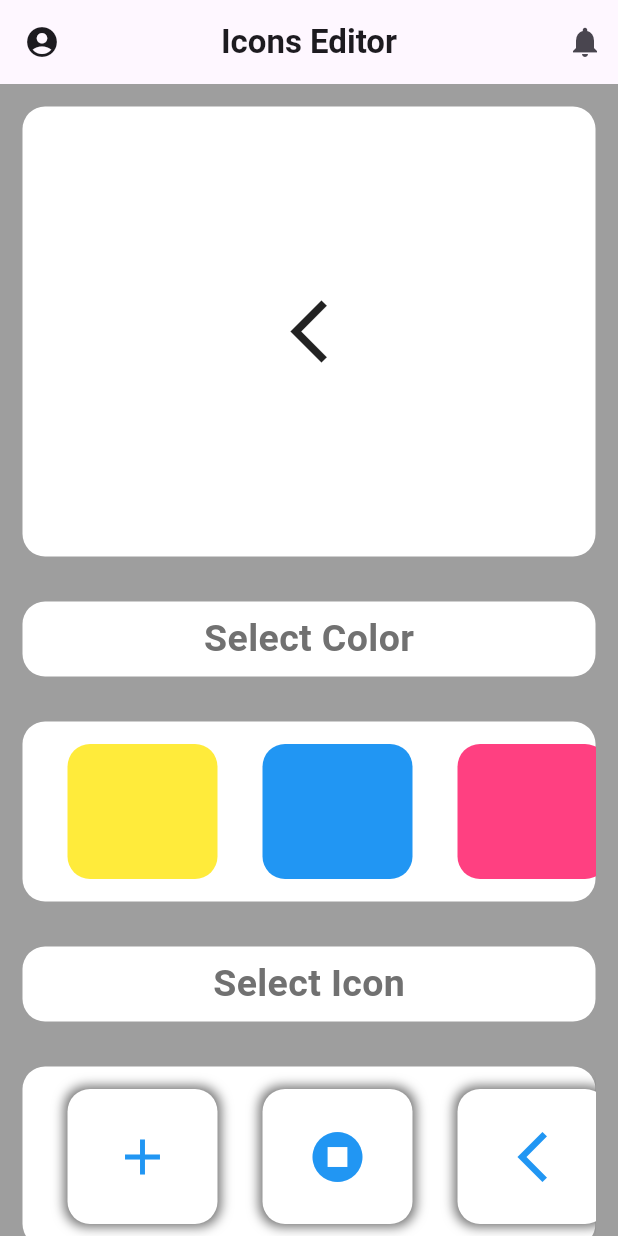
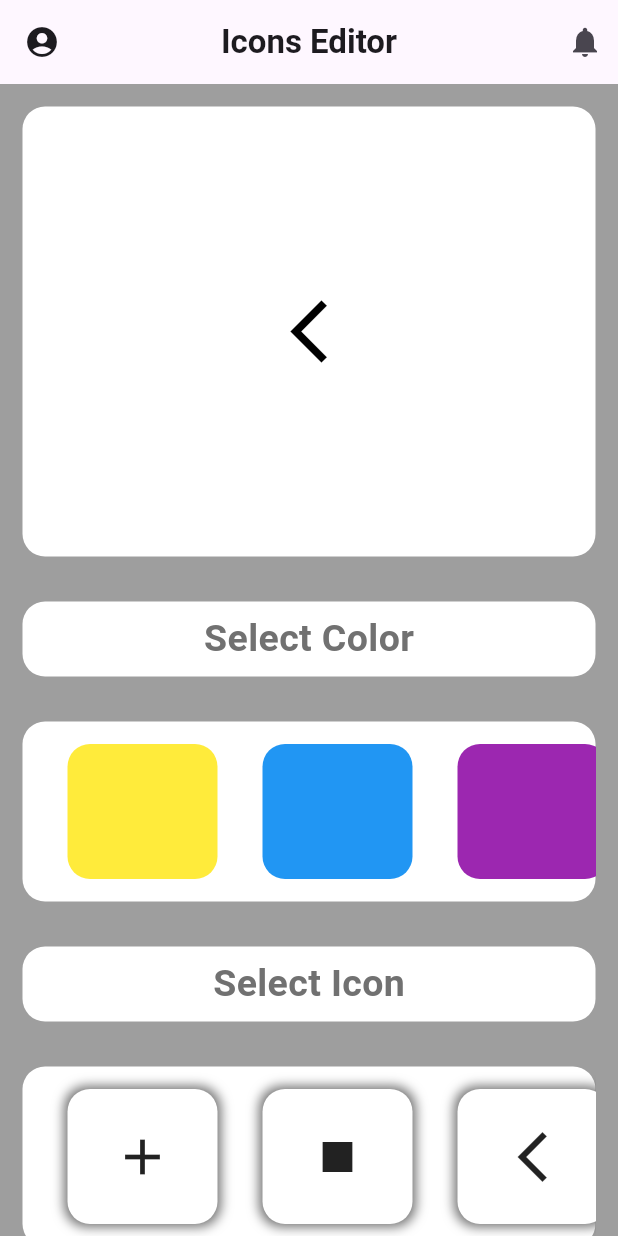
Before and after one commit to Sahilk0809/counter_app, a Flutter app: the HomeScreen screen opened directly, on a phone screen of 412 x 824 dp. Run offline on Flutter 3.47's test engine with Material 3 defaults, Android fonts, the phone set to English and light mode, and no system bars.

Commit message:
10-04-2024

```diff
--- /dev/null
+++ b/lib/home/component/icons_editor_method.dart
@@ -0,0 +1,102 @@
+import 'package:flutter/Material.dart';
+
+Container ofText({required t1}) {
+  return Container(
+    alignment: Alignment.center,
+    margin: const EdgeInsets.all(15),
+    height: 50,
+    width: double.infinity,
+    decoration: const BoxDecoration(
+      color: Colors.white,
+      borderRadius: BorderRadius.all(
+        Radius.circular(15),
+      ),
+    ),
+    child: Text(
+      '$t1',
+      style: const TextStyle(
+        fontWeight: FontWeight.w600,
+        color: Color(0xff717171),
+        fontSize: 25,
+      ),
+    ),
+  );
+}
+
+Container colorBox({required c1}) {
+  return Container(
+    alignment: Alignment.center,
+    margin: const EdgeInsets.all(15),
+    height: 100,
+    width: 100,
+    decoration: BoxDecoration(
+      color: c1,
+      borderRadius: const BorderRadius.all(
+        Radius.circular(15),
+      ),
+    ),
+  );
+}
+
+Container iconBox({required i1}) {
+  return Container(
+    alignment: Alignment.center,
+    margin: const EdgeInsets.all(15),
+    height: 100,
+    width: 100,
+    decoration: const BoxDecoration(
+      color: Colors.white,
+      borderRadius: BorderRadius.all(
+        Radius.circular(15),
+      ),
+      boxShadow: [
+        BoxShadow(
+          color: Color(0xff717171),
+          spreadRadius: 2,
+          blurRadius: 6,
+        ),
+      ],
+    ),
+    child: i1,
+  );
+}
+
+List colorList = [
+  Colors.yellow,
+  Colors.blue,
+  Colors.purple,
+  Colors.red,
+  Colors.grey
+];
+Color selectColor = Colors.black;
+Icon selectIcons = const Icon(Icons.arrow_back_ios_new);
+List iconList = [
+  const Icon(
+    Icons.add,
+    size: 40,
+  ),
+  const Icon(
+    Icons.stop,
+    size: 40,
+  ),
+  const Icon(
+    Icons.arrow_back_ios_new,
+    size: 40,
+  ),
+  const Icon(
+    Icons.arrow_forward_ios,
+    size: 40,
+  ),
+  const Icon(
+    Icons.alarm,
+    size: 40,
+  ),
+  const Icon(
+    Icons.call,
+    size: 40,
+  ),
+  const Icon(
+    Icons.search,
+    size: 40,
+  )
+];
--- a/lib/icons_editor.dart
+++ b/lib/icons_editor.dart
@@ -1,4 +1,6 @@
 import 'package:flutter/Material.dart';
+
+import 'home/component/icons_editor_method.dart';
 
 void main() {
   runApp(MyApp());
@@ -52,7 +54,8 @@ class _HomeScreenState extends State<HomeScreen> {
       body: Column(
         children: [
           Container(
-                margin: EdgeInsets.all(15),
+            // Icon container...
+            margin: const EdgeInsets.all(15),
             height: 300,
             width: double.infinity,
             decoration: const BoxDecoration(
@@ -61,9 +64,10 @@ class _HomeScreenState extends State<HomeScreen> {
                 Radius.circular(15),
               ),
             ),
-                child: const Icon(
+            child: Icon(
               Icons.arrow_back_ios_new,
               size: 50,
+              color: selectColor,
             ),
           ),
           ofText(t1: 'Select Color'),
@@ -83,14 +87,17 @@ class _HomeScreenState extends State<HomeScreen> {
               child: Padding(
                 padding: const EdgeInsets.only(left: 15),
                 child: Row(
-                      children: [
-                        colorBox(c1: Colors.yellow),
-                        colorBox(c1: Colors.blue),
-                        colorBox(c1: Colors.pinkAccent),
-                        colorBox(c1: Colors.purple),
-                        colorBox(c1: Colors.grey),
-                        colorBox(c1: Colors.red),
-                      ],
+                  //generating the list of the colors...
+                  children: List.generate(
+                    colorList.length,
+                    (index) => GestureDetector(
+                        onTap: () {
+                          setState(() {
+                            selectColor = colorList[index];
+                          });
+                        },
+                        child: colorBox(c1: colorList[index])),
+                  ),
                 ),
               ),
             ),
@@ -112,50 +119,16 @@ class _HomeScreenState extends State<HomeScreen> {
               child: Padding(
                 padding: const EdgeInsets.only(left: 15),
                 child: Row(
-                      children: [
-                        selectIcon(
-                            i1: const Icon(
-                              Icons.add,
-                              size: 40,
-                              color: Colors.blue,
-                            )),
-                        selectIcon(
-                            i1: const Icon(
-                              Icons.stop_circle,
-                              size: 40,
-                              color: Colors.blue,
-                            )),
-                        selectIcon(
-                            i1: const Icon(
-                              Icons.arrow_back_ios_new,
-                              size: 40,
-                              color: Colors.blue,
-                            )),
-                        selectIcon(
-                            i1: const Icon(
-                              Icons.arrow_forward_ios,
-                              size: 40,
-                              color: Colors.blue,
-                            )),
-                        selectIcon(
-                            i1: const Icon(
-                              Icons.alarm,
-                              size: 40,
-                              color: Colors.blue,
-                            )),
-                        selectIcon(
-                            i1: const Icon(
-                              Icons.call,
-                              size: 40,
-                              color: Colors.blue,
-                            )),
-                        selectIcon(
-                            i1: const Icon(
-                              Icons.search,
-                              size: 40,
-                              color: Colors.blue,
-                            )),
-                      ],
+                  //generating the list of the icons...
+                  children: List.generate(
+                    iconList.length,
+                    (index) => GestureDetector(
+                      onTap: () {
+                        selectIcons = iconList[index];
+                      },
+                      child: iconBox(i1: iconList[index]),
+                    ),
+                  ),
                 ),
               ),
             ),
@@ -164,64 +137,4 @@ class _HomeScreenState extends State<HomeScreen> {
       ),
     ));
   }
-
-  Container ofText({required t1}) {
-    return Container(
-      alignment: Alignment.center,
-      margin: const EdgeInsets.all(15),
-      height: 50,
-      width: double.infinity,
-      decoration: const BoxDecoration(
-        color: Colors.white,
-        borderRadius: BorderRadius.all(
-          Radius.circular(15),
-        ),
-      ),
-      child: Text(
-        '$t1',
-        style: const TextStyle(
-          fontWeight: FontWeight.w600,
-          color: Color(0xff717171),
-          fontSize: 25,
-        ),
-      ),
-    );
 }
-
-  Container colorBox({required c1}) {
-    return Container(
-      alignment: Alignment.center,
-      margin: const EdgeInsets.all(15),
-      height: 100,
-      width: 100,
-      decoration: BoxDecoration(
-        color: c1,
-        borderRadius: const BorderRadius.all(
-          Radius.circular(15),
-        ),
-      ),
-    );
-  }
-  Container selectIcon({required i1}) {
-    return Container(
-      alignment: Alignment.center,
-      margin: const EdgeInsets.all(15),
-      height: 100,
-      width: 100,
-      decoration: const BoxDecoration(
-        color: Colors.white,
-        borderRadius: BorderRadius.all(
-          Radius.circular(15),
-        ),
-        boxShadow: [
-          BoxShadow(
-            color: Color(0xff717171),
-            spreadRadius: 2,
-            blurRadius: 6,
-          ),
-        ],
-      ),
-      child: i1,
-    );
-  }
-}
```
Also changed, not shown: lib/main.dart (+192 -0 lines). Lines whose indentation alone changed are shown as unchanged.
